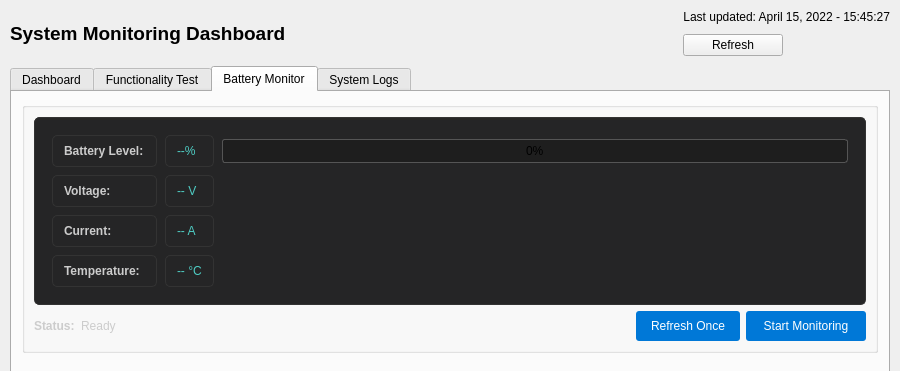
This is gui/ui/main_window.ui in MingYuan-Chen/orion_v2 as Qt 5 draws it before an edit; both pictures show x 0 to 900 and y 0 to 371 of the 900 by 700 pixel window. The edited form follows.
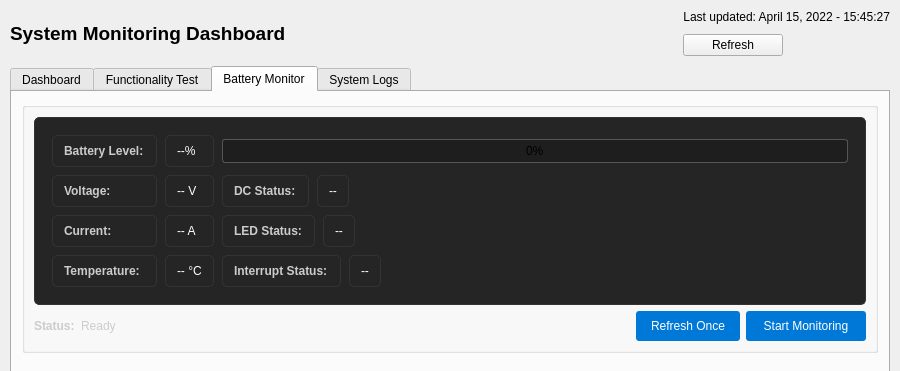
This is the edited form. The open tabs and pages were chosen to show the change.

Commit message: add dc status/ led status / interrupt status

Diff of the .ui file:
```diff
--- a/gui/ui/main_window.ui
+++ b/gui/ui/main_window.ui
@@ -1180,7 +1180,7 @@
                  <string>--%</string>
                 </property>
                 <property name="styleSheet">
-                 <string>color: #4ECDC4;</string>
+                 <string>color: white;</string>
                 </property>
                </widget>
               </item>
@@ -1219,7 +1219,7 @@
                  <string>-- V</string>
                 </property>
                 <property name="styleSheet">
-                 <string>color: #4ECDC4;</string>
+                 <string>color: white;</string>
                 </property>
                </widget>
               </item>
@@ -1239,7 +1239,7 @@
                  <string>-- A</string>
                 </property>
                 <property name="styleSheet">
-                 <string>color: #4ECDC4;</string>
+                 <string>color: white;</string>
                 </property>
                </widget>
               </item>
@@ -1259,10 +1259,121 @@
                  <string>-- °C</string>
                 </property>
                 <property name="styleSheet">
-                 <string>color: #4ECDC4;</string>
+                 <string>color: white;</string>
                 </property>
                </widget>
               </item>
+              <item row="1" column="2">
+               <layout class="QHBoxLayout" name="horizontalLayout_dc_status">
+                <item>
+                 <widget class="QLabel" name="label_dc_status_title">
+                  <property name="text">
+                   <string>DC Status:</string>
+                  </property>
+                  <property name="styleSheet">
+                   <string>color: #CCCCCC; font-weight: bold;</string>
+                  </property>
+                 </widget>
+                </item>
+                <item>
+                 <widget class="QLabel" name="label_dc_status_value">
+                  <property name="text">
+                   <string>--</string>
+                  </property>
+                  <property name="styleSheet">
+                   <string>color: white;</string>
+                  </property>
+                 </widget>
+                </item>
+                <item>
+                 <spacer name="horizontalSpacer_dc_status">
+                  <property name="orientation">
+                   <enum>Qt::Horizontal</enum>
+                  </property>
+                  <property name="sizeHint" stdset="0">
+                   <size>
+                    <width>40</width>
+                    <height>20</height>
+                   </size>
+                  </property>
+                 </spacer>
+                </item>
+               </layout>
+              </item>
+              <item row="2" column="2">
+               <layout class="QHBoxLayout" name="horizontalLayout_led_status">
+                <item>
+                 <widget class="QLabel" name="label_led_status_title">
+                  <property name="text">
+                   <string>LED Status:</string>
+                  </property>
+                  <property name="styleSheet">
+                   <string>color: #CCCCCC; font-weight: bold;</string>
+                  </property>
+                 </widget>
+                </item>
+                <item>
+                 <widget class="QLabel" name="label_led_status_value">
+                  <property name="text">
+                   <string>--</string>
+                  </property>
+                  <property name="styleSheet">
+                   <string>color: white;</string>
+                  </property>
+                 </widget>
+                </item>
+                <item>
+                 <spacer name="horizontalSpacer_led_status">
+                  <property name="orientation">
+                   <enum>Qt::Horizontal</enum>
+                  </property>
+                  <property name="sizeHint" stdset="0">
+                   <size>
+                    <width>40</width>
+                    <height>20</height>
+                   </size>
+                  </property>
+                 </spacer>
+                </item>
+               </layout>
+              </item>
+              <item row="3" column="2">
+               <layout class="QHBoxLayout" name="horizontalLayout_interrupt_status">
+                <item>
+                 <widget class="QLabel" name="label_interrupt_status_title">
+                  <property name="text">
+                   <string>Interrupt Status:</string>
+                  </property>
+                  <property name="styleSheet">
+                   <string>color: #CCCCCC; font-weight: bold;</string>
+                  </property>
+                 </widget>
+                </item>
+                <item>
+                 <widget class="QLabel" name="label_interrupt_status_value">
+                  <property name="text">
+                   <string>--</string>
+                  </property>
+                  <property name="styleSheet">
+                   <string>color: white;</string>
+                  </property>
+                 </widget>
+                </item>
+                <item>
+                 <spacer name="horizontalSpacer_interrupt_status">
+                  <property name="orientation">
+                   <enum>Qt::Horizontal</enum>
+                  </property>
+                  <property name="sizeHint" stdset="0">
+                   <size>
+                    <width>40</width>
+                    <height>20</height>
+                   </size>
+                  </property>
+                 </spacer>
+                </item>
+               </layout>
+              </item>
 
              </layout>
             </widget>
```
The commit also changes 9 other files.
